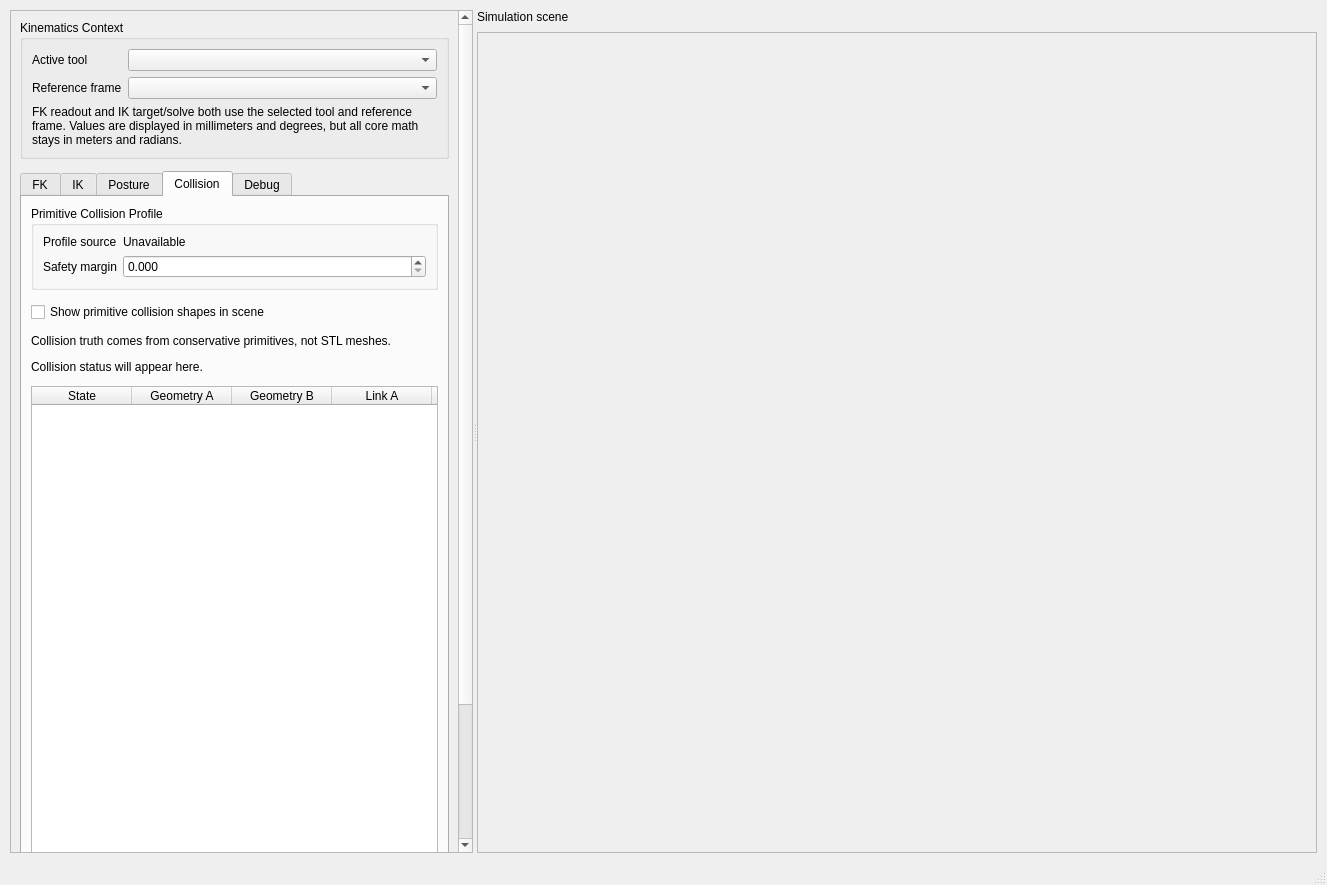
First picture: the form in examples/Robot3DVizualize/mainwindow.ui, repository gstorm-b/RobotKinematics, before the edit.
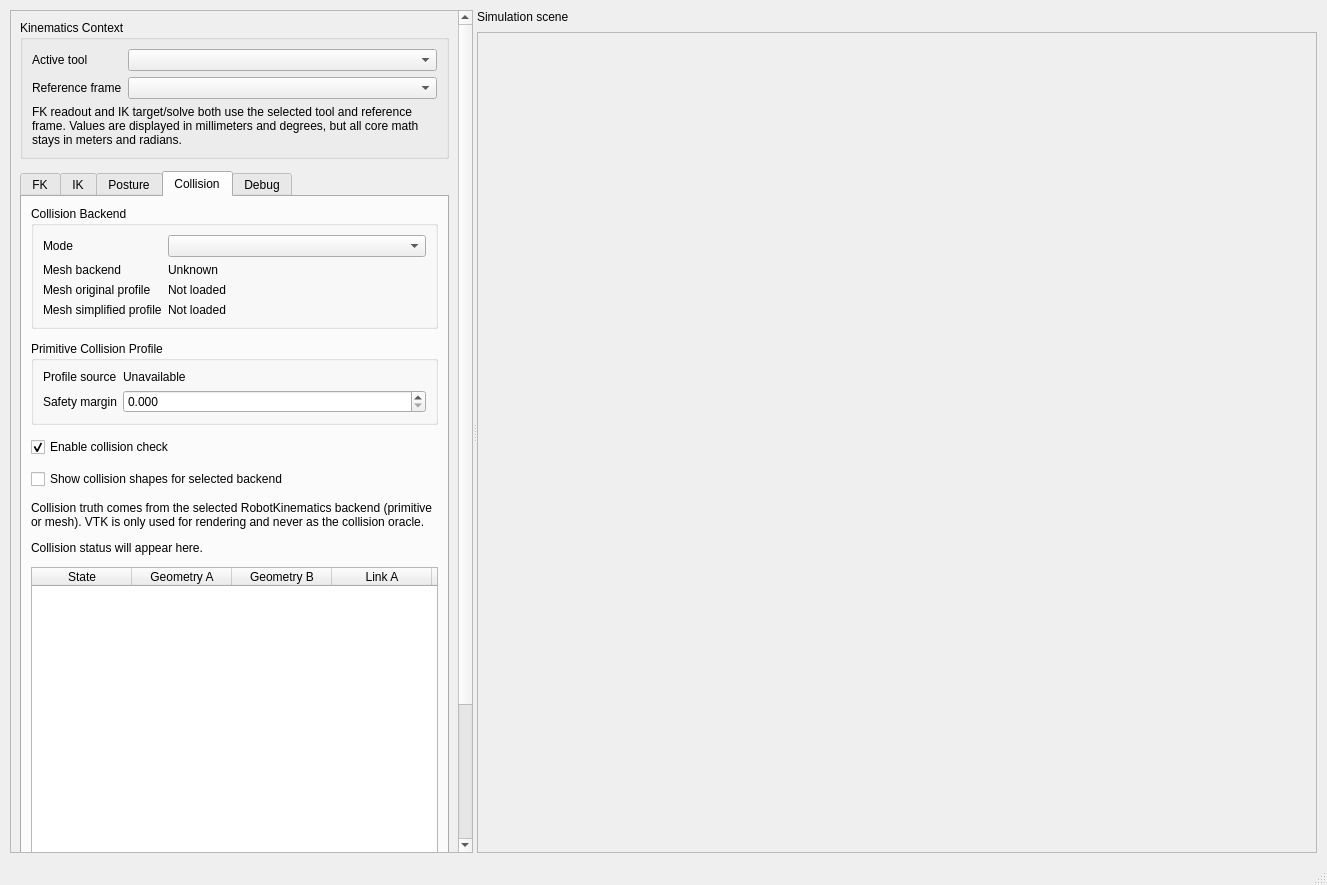
Second picture: the form after the edit. The open tabs and pages were chosen to show the change.

Commit message:
collision detect
collision detection example finished

Patch:
```diff
--- a/examples/Robot3DVizualize/mainwindow.ui
+++ b/examples/Robot3DVizualize/mainwindow.ui
@@ -905,6 +905,76 @@
             <property name="spacing">
              <number>12</number>
             </property>
+            <item>
+             <widget class="QGroupBox" name="collisionBackendGroupBox">
+              <property name="title">
+               <string>Collision Backend</string>
+              </property>
+              <layout class="QFormLayout" name="collisionBackendFormLayout">
+               <item row="0" column="0">
+                <widget class="QLabel" name="collisionBackendLabel">
+                 <property name="text">
+                  <string>Mode</string>
+                 </property>
+                </widget>
+               </item>
+               <item row="0" column="1">
+                <widget class="QComboBox" name="collisionBackendComboBox"/>
+               </item>
+               <item row="1" column="0">
+                <widget class="QLabel" name="meshBackendAvailabilityLabel">
+                 <property name="text">
+                  <string>Mesh backend</string>
+                 </property>
+                </widget>
+               </item>
+               <item row="1" column="1">
+                <widget class="QLabel" name="meshBackendAvailabilityValueLabel">
+                 <property name="text">
+                  <string>Unknown</string>
+                 </property>
+                 <property name="wordWrap">
+                  <bool>true</bool>
+                 </property>
+                </widget>
+               </item>
+               <item row="2" column="0">
+                <widget class="QLabel" name="meshOriginalProfileLabel">
+                 <property name="text">
+                  <string>Mesh original profile</string>
+                 </property>
+                </widget>
+               </item>
+               <item row="2" column="1">
+                <widget class="QLabel" name="meshOriginalProfileValueLabel">
+                 <property name="text">
+                  <string>Not loaded</string>
+                 </property>
+                 <property name="wordWrap">
+                  <bool>true</bool>
+                 </property>
+                </widget>
+               </item>
+               <item row="3" column="0">
+                <widget class="QLabel" name="meshSimplifiedProfileLabel">
+                 <property name="text">
+                  <string>Mesh simplified profile</string>
+                 </property>
+                </widget>
+               </item>
+               <item row="3" column="1">
+                <widget class="QLabel" name="meshSimplifiedProfileValueLabel">
+                 <property name="text">
+                  <string>Not loaded</string>
+                 </property>
+                 <property name="wordWrap">
+                  <bool>true</bool>
+                 </property>
+                </widget>
+               </item>
+              </layout>
+             </widget>
+            </item>
             <item>
              <widget class="QGroupBox" name="collisionProfileGroupBox">
               <property name="title">
@@ -957,14 +1027,24 @@
             <item>
              <widget class="QCheckBox" name="showPrimitiveShapesCheckBox">
               <property name="text">
-               <string>Show primitive collision shapes in scene</string>
+               <string>Enable collision check</string>
+              </property>
+              <property name="checked">
+               <bool>true</bool>
+              </property>
+             </widget>
+            </item>
+            <item>
+             <widget class="QCheckBox" name="showCollisionShapesCheckBox">
+              <property name="text">
+               <string>Show collision shapes for selected backend</string>
               </property>
              </widget>
             </item>
             <item>
              <widget class="QLabel" name="collisionProfileNoteLabel">
               <property name="text">
-               <string>Collision truth comes from conservative primitives, not STL meshes.</string>
+               <string>Collision truth comes from the selected RobotKinematics backend (primitive or mesh). VTK is only used for rendering and never as the collision oracle.</string>
               </property>
               <property name="wordWrap">
                <bool>true</bool>
```
Left out of the diff: 2 changed lines with no effect on the pictures. The commit also changes 72 other files.
